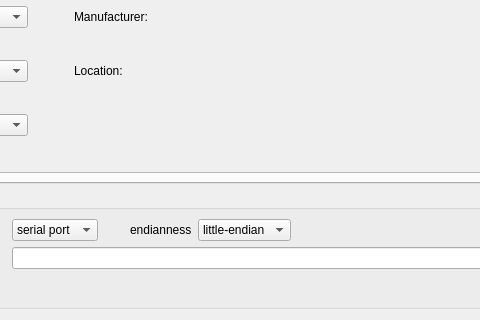
First picture: the form in ScriptCommunicator/settingsdialog.ui, repository szieke/ScriptCommunicator_serial-terminal, before the edit; both pictures show x 150 to 630 and y 238 to 558 of the 872 by 558 pixel window.
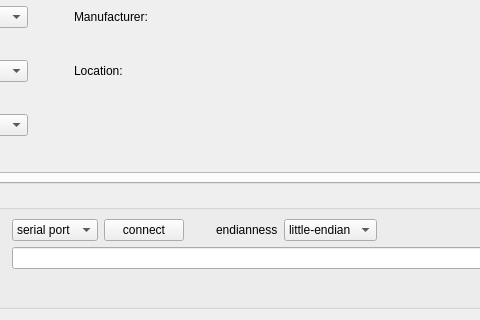
Second picture: the form after the edit. Icons and pictures are not drawn. Custom widgets are drawn as their Qt base class.

Commit message: settings dialog: connect button added

Diff of the .ui file:
```diff
--- a/ScriptCommunicator/settingsdialog.ui
+++ b/ScriptCommunicator/settingsdialog.ui
@@ -57,7 +57,7 @@
             <x>0</x>
             <y>0</y>
             <width>828</width>
-            <height>377</height>
+            <height>374</height>
            </rect>
           </property>
           <layout class="QHBoxLayout" name="horizontalLayout_2" stretch="0">
@@ -1118,7 +1118,7 @@
            <rect>
             <x>0</x>
             <y>0</y>
-            <width>335</width>
+            <width>327</width>
             <height>234</height>
            </rect>
           </property>
@@ -1391,7 +1391,7 @@
            <rect>
             <x>0</x>
             <y>0</y>
-            <width>743</width>
+            <width>757</width>
             <height>329</height>
            </rect>
           </property>
@@ -2230,7 +2230,7 @@
            <rect>
             <x>0</x>
             <y>0</y>
-            <width>704</width>
+            <width>718</width>
             <height>412</height>
            </rect>
           </property>
@@ -2954,7 +2954,7 @@
         </property>
        </widget>
       </item>
-      <item row="3" column="7">
+      <item row="3" column="8">
        <widget class="QPushButton" name="closeButton">
         <property name="toolTip">
          <string>Ctrl+X</string>
@@ -2964,7 +2964,7 @@
         </property>
        </widget>
       </item>
-      <item row="0" column="6">
+      <item row="0" column="7">
        <spacer name="horizontalSpacer_8">
         <property name="orientation">
          <enum>Qt::Horizontal</enum>
@@ -2977,7 +2977,7 @@
         </property>
        </spacer>
       </item>
-      <item row="2" column="7">
+      <item row="2" column="8">
        <widget class="QPushButton" name="searchScriptEditorPushButton">
         <property name="text">
          <string>search</string>
@@ -3026,14 +3026,14 @@
         </item>
        </widget>
       </item>
-      <item row="2" column="2" colspan="5">
+      <item row="2" column="2" colspan="6">
        <widget class="DragDropLineEdit" name="scriptEditorPathLineEdit">
         <property name="toolTip">
          <string>path to the external script editor</string>
         </property>
        </widget>
       </item>
-      <item row="0" column="5">
+      <item row="0" column="6">
        <widget class="QComboBox" name="endianessComboBox">
         <property name="sizePolicy">
          <sizepolicy hsizetype="Minimum" vsizetype="Fixed">
@@ -3066,7 +3066,7 @@
         </item>
        </widget>
       </item>
-      <item row="0" column="4">
+      <item row="0" column="5">
        <widget class="QLabel" name="label_26">
         <property name="toolTip">
          <string>endianess of the connected device (is used to interpret the decimals
@@ -3077,7 +3077,7 @@
         </property>
        </widget>
       </item>
-      <item row="0" column="3">
+      <item row="0" column="4">
        <spacer name="horizontalSpacer">
         <property name="orientation">
          <enum>Qt::Horizontal</enum>
@@ -3103,6 +3103,13 @@
         </property>
        </widget>
       </item>
+      <item row="0" column="3">
+       <widget class="QPushButton" name="connectButton">
+        <property name="text">
+         <string>connect</string>
+        </property>
+       </widget>
+      </item>
      </layout>
     </widget>
    </item>
```
The commit also changes 4 other files.
